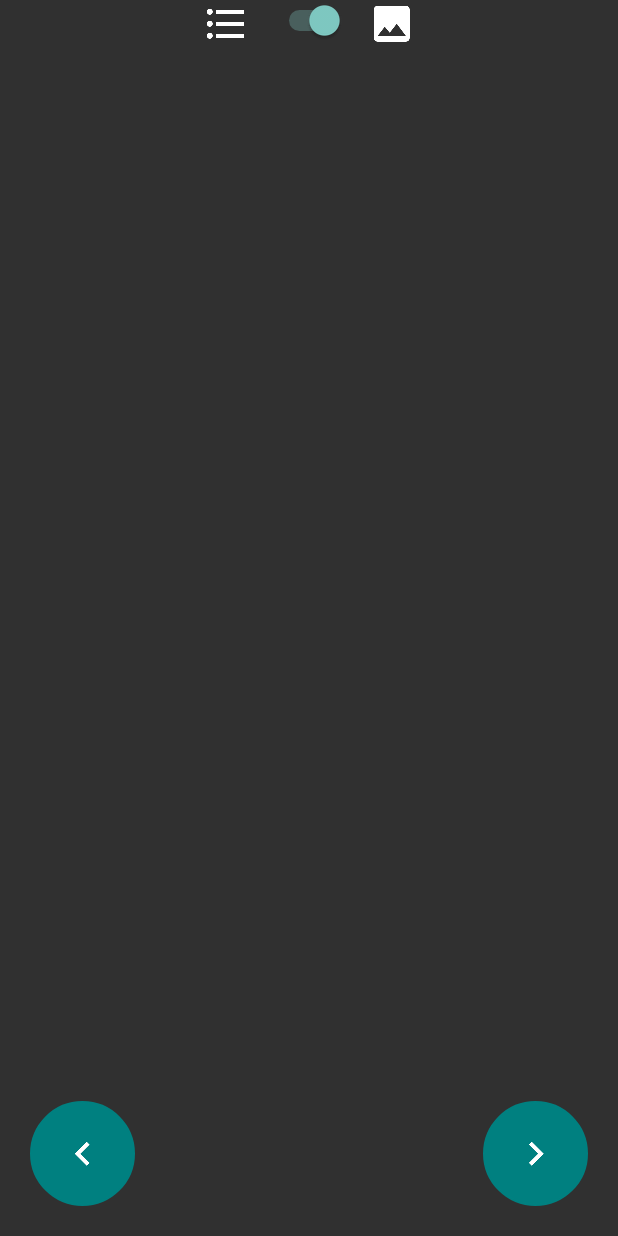
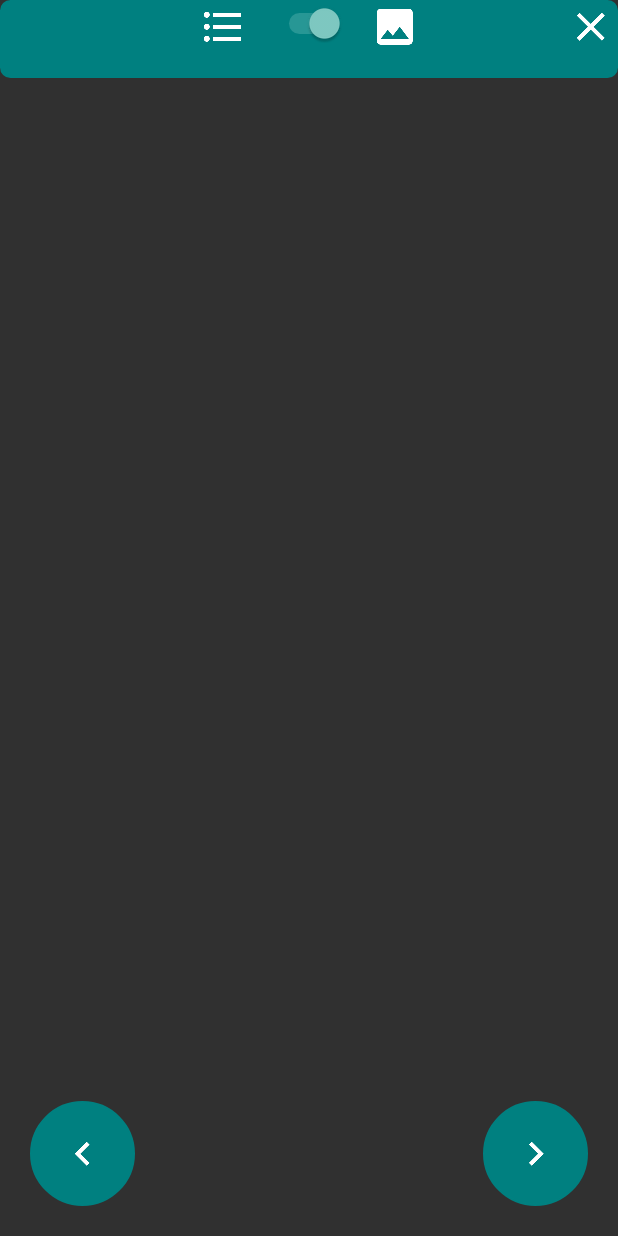
Before and after one commit to obiorahm/photoSearchOCR, an Android app: the DetectImageActivity screen opened directly, with no data from a screen before it, on a phone screen of 412 x 824 dp. Run offline under Robolectric (Android 15) with nearby library versions, the phone set to English and light mode, and no system bars; pictures from the network do not load; 11 statements that could not run were skipped.

Commit message:
delete unselect all selected recognized text

```diff
--- a/app/src/main/java/com/google/android/gms/samples/vision/ocrreader/DetectImageActivity.java
+++ b/app/src/main/java/com/google/android/gms/samples/vision/ocrreader/DetectImageActivity.java
@@ -42,7 +42,9 @@ import java.io.File;
 import java.io.FileInputStream;
 import java.io.IOException;
 import java.io.InputStream;
+import java.util.ArrayList;
 import java.util.Locale;
+import java.util.TreeSet;
 
 /**
  * Created by mgo983 on 8/17/18.
@@ -83,6 +85,13 @@ public class DetectImageActivity extends Activity implements TextToSpeech.OnInit
     public static RecyclerView parent;
 
     //public static String LOG_TAG  = DetectImageActivity.class.getSimpleName();
+
+    //track graphic
+
+    private ArrayList<OcrGraphicFB> graphics = new ArrayList<>();
+
+    private float NORMAL_STROKE_WIDTH = 4.0f;
+    private float SELECTED_STROKE_WIDTH = 7.0f;
 
 @Override
     public void onCreate(Bundle savedInstanceState){
@@ -236,15 +245,40 @@ public class DetectImageActivity extends Activity implements TextToSpeech.OnInit
         @Override
         public void onCheckedChanged(CompoundButton compoundButton, boolean b) {
             if (b){
-                recyclerView.setVisibility(View.GONE);
-                imageViewPreview.setVisibility(View.VISIBLE);
-                imageView.setVisibility(View.VISIBLE);
-                mGraphicOverlayFB.setVisibility(View.VISIBLE);
+                    imageMode(imageView, recyclerView);
             }else{
-                recyclerView.setVisibility(View.VISIBLE);
-                imageViewPreview.setVisibility(View.GONE);
-                imageView.setVisibility(View.INVISIBLE);
-                mGraphicOverlayFB.setVisibility(View.GONE);
+                    listMode(imageView, recyclerView);
+            }
+        }
+    });
+
+    ImageView imageViewList = findViewById(R.id.list_mode);
+    imageViewList.setOnClickListener(new View.OnClickListener() {
+        @Override
+        public void onClick(View view) {
+            listMode(imageView, recyclerView);
+            togglelistImageOn.setChecked(false);
+        }
+    });
+
+    ImageView imageViewImage = findViewById(R.id.image_mode);
+    imageViewImage.setOnClickListener(new View.OnClickListener() {
+        @Override
+        public void onClick(View view) {
+            imageMode(imageView, recyclerView);
+            togglelistImageOn.setChecked(true);
+        }
+    });
+
+    ImageView imageViewClear = findViewById(R.id.clear_overlay);
+    imageViewClear.setOnClickListener(new View.OnClickListener() {
+        @Override
+        public void onClick(View view) {
+            Log.d(LOG_TAG,"length of graphic " + graphics.size());
+            for(OcrGraphicFB graphic : graphics){
+                graphic.setsRectPaint(Color.WHITE);
+                graphic.setRecPaintStrokeWidth(NORMAL_STROKE_WIDTH);
+                recognizedTextAdapter.removeItem(graphic.getLine().getText());;
             }
         }
     });
@@ -254,6 +288,22 @@ public class DetectImageActivity extends Activity implements TextToSpeech.OnInit
 
     fetchSuggestionsFor("Peter livs in Brlin");
 
+    }
+
+
+    private void imageMode(ImageView imageView, RecyclerView recyclerView){
+        recyclerView.setVisibility(View.GONE);
+        imageViewPreview.setVisibility(View.VISIBLE);
+        imageView.setVisibility(View.VISIBLE);
+        mGraphicOverlayFB.setVisibility(View.VISIBLE);
+
+    }
+
+    private void listMode(ImageView imageView, RecyclerView recyclerView){
+        recyclerView.setVisibility(View.VISIBLE);
+        imageViewPreview.setVisibility(View.GONE);
+        imageView.setVisibility(View.INVISIBLE);
+        mGraphicOverlayFB.setVisibility(View.GONE);
     }
 
 /*orc detection()
@@ -440,13 +490,16 @@ public class DetectImageActivity extends Activity implements TextToSpeech.OnInit
 
                 if (graphic.getsRectPaint() == Color.WHITE){
                     graphic.setsRectPaint(Color.RED);
-                    graphic.setRecPaintStrokeWidth(7.0f);
+                    graphic.setRecPaintStrokeWidth(SELECTED_STROKE_WIDTH);
                     recognizedTextAdapter.addItem(text_line_content);
+                    // track tapped graphics
+                    graphics.add(graphic);
 
                 }else{
                     recognizedTextAdapter.removeItem(text_line_content);
                     graphic.setsRectPaint(Color.WHITE);
-                    graphic.setRecPaintStrokeWidth(4.0f);
+                    graphic.setRecPaintStrokeWidth(NORMAL_STROKE_WIDTH);
+                    graphics.remove(graphic);
 
                 }
 
--- a/app/src/main/java/com/google/android/gms/samples/vision/ocrreader/OcrGraphicFB.java
+++ b/app/src/main/java/com/google/android/gms/samples/vision/ocrreader/OcrGraphicFB.java
@@ -39,7 +39,7 @@ public class OcrGraphicFB extends GraphicOverlayFB.Graphic {
         if (sTextPaint == null) {
             sTextPaint = new Paint();
             sTextPaint.setColor(TEXT_COLOR);
-            sTextPaint.setTextSize(50.0f);
+            sTextPaint.setTextSize(35.0f);
 
         }
         // Redraw the overlay, as this graphic has been added.
@@ -74,7 +74,7 @@ public class OcrGraphicFB extends GraphicOverlayFB.Graphic {
         if (sTextPaint == null) {
             sTextPaint = new Paint();
             sTextPaint.setColor(TEXT_COLOR);
-            sTextPaint.setTextSize(50.0f);
+            sTextPaint.setTextSize(35.0f);
         }
         // Redraw the overlay, as this graphic has been added.
         postInvalidate();
--- a/app/src/main/java/com/google/android/gms/samples/vision/ocrreader/ui/camera/GraphicOverlayFB.java
+++ b/app/src/main/java/com/google/android/gms/samples/vision/ocrreader/ui/camera/GraphicOverlayFB.java
@@ -175,6 +175,8 @@ public class GraphicOverlayFB <T extends GraphicOverlayFB.Graphic> extends View
 
         synchronized (mLock) {
             if ((mPreviewWidth != 0) && (mPreviewHeight != 0)) {
+
+                // use the display metrics instrad of the size of the canvas
                 DisplayMetrics displayMetrics = new DisplayMetrics();
                 ((DetectImageActivity) context).getWindowManager().getDefaultDisplay().getMetrics(displayMetrics);
                 int width = displayMetrics.widthPixels;
--- /dev/null
+++ b/app/src/main/res/drawable/solid_border.xml
@@ -0,0 +1,6 @@
+<?xml version="1.0" encoding="utf-8"?>
+<shape android:shape="rectangle" xmlns:android="http://schemas.android.com/apk/res/android">
+    <solid android:color="@color/darkTeal"/>
+    <stroke android:width="3dip" android:color="@color/darkTeal" />
+    <corners android:radius="5dp" />
+</shape>
--- a/app/src/main/res/layout-v17/activity_image_detection.xml
+++ b/app/src/main/res/layout-v17/activity_image_detection.xml
@@ -26,7 +26,7 @@
         android:layout_height="wrap_content"
         android:id="@+id/detected_text_list_view"
         android:visibility="gone"
-        android:layout_below="@id/switch_view">
+        android:layout_below="@id/horizontal_bar">
 
     </android.support.v7.widget.RecyclerView>
 
@@ -50,14 +50,24 @@
         android:layout_margin="20sp"
         android:id = "@+id/next_btn_di"/>
 
+
+
+    <RelativeLayout
+        android:layout_width="match_parent"
+        android:layout_height="52dp"
+        android:id="@+id/horizontal_bar"
+        android:background="@drawable/solid_border"
+        android:layout_alignParentTop="true"
+      />
+
     <Switch
         android:layout_width="wrap_content"
         android:layout_height="wrap_content"
         android:id="@+id/switch_view"
         android:layout_centerHorizontal="true"
         android:layout_alignParentTop="true"
-        android:backgroundTint="@color/teal"
-        android:checked="true"/>
+        android:checked="true"
+        android:layout_margin="2dp"/>
     <ImageButton
         android:layout_width="wrap_content"
         android:layout_height="wrap_content"
@@ -65,7 +75,10 @@
         android:layout_toStartOf="@id/switch_view"
         android:src="@drawable/baseline_format_list_bulleted_white_48dp"
         android:background="@color/transparent"
-        android:layout_marginEnd="15dp"/>
+        android:layout_marginEnd="15dp"
+        android:layout_marginTop="2dp"
+        android:layout_marginBottom="2dp"
+        android:id="@+id/list_mode"/>
 
     <ImageButton
         android:layout_width="wrap_content"
@@ -74,7 +87,20 @@
         android:layout_alignParentTop="true"
         android:layout_toEndOf="@id/switch_view"
         android:background="@color/transparent"
-        android:layout_marginStart="15dp"/>
+        android:layout_marginStart="15dp"
+        android:layout_marginTop="2dp"
+        android:layout_marginBottom="2dp"
+        android:id="@+id/image_mode"/>
+
+    <ImageButton
+        android:layout_width="wrap_content"
+        android:layout_height="wrap_content"
+        android:src="@drawable/baseline_clear_white_48dp"
+        android:layout_alignParentTop="true"
+        android:layout_alignParentRight="true"
+        android:background="@color/transparent"
+        android:id="@+id/clear_overlay"
+        android:layout_margin="2dp"/>
 
 
 
--- a/app/src/main/res/values/color.xml
+++ b/app/src/main/res/values/color.xml
@@ -26,4 +26,5 @@
     <color name="white">#FFFFFF</color>
     <color name="brown">#A52A2A</color>
     <color name="transparent">#00000000</color>
+    <color name="darkTeal">#008080</color>
 </resources>
--- a/app/src/main/res/values/strings.xml
+++ b/app/src/main/res/values/strings.xml
@@ -13,4 +13,5 @@
     <string name="ocr_success">Text read successfully</string>
     <string name="ocr_failure">No text captured</string>
     <string name="ocr_error">"Error reading text: %1$s"</string>
+    <string name="no_result">"No results found"</string>
 </resources>
```
Also changed, not shown: app/src/main/java/com/google/android/gms/samples/vision/ocrreader/FetchMealDetails.java (+14 -1 lines), app/src/main/res/layout-v17/edit_meal.xml (+16 -0 lines), app/src/main/res/drawable-xxhdpi/baseline_clear_white_48dp.png (added), app/src/main/res/drawable/baseline_clear_white_48dp.png (added), 213 other files.
